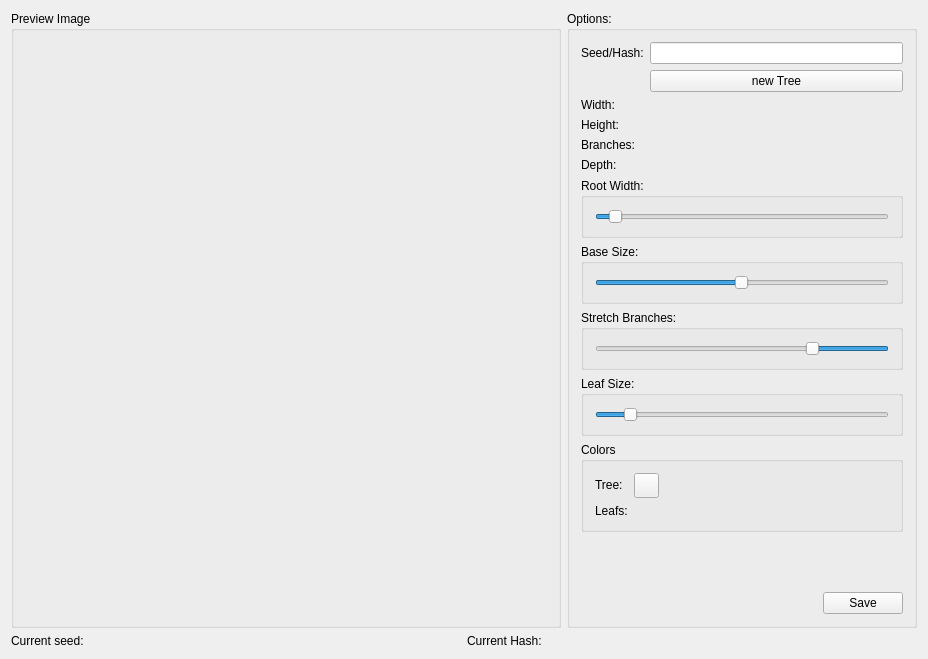
Above: FractalTree.ui from Indidev/FractalTree before the change. Below: the same form after it.
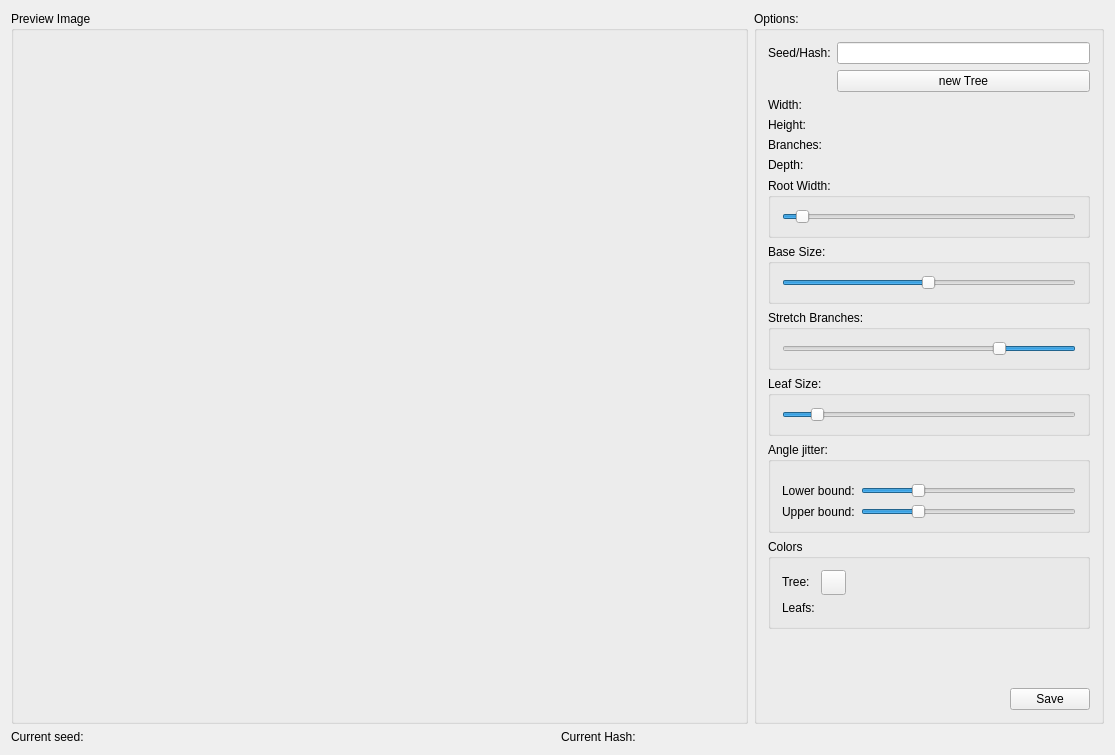
That is the form after the change. Icons and pictures are not drawn.

Commit message: added configuration option for the angles jitter.

```diff
--- a/FractalTree.ui
+++ b/FractalTree.ui
@@ -6,8 +6,8 @@
    <rect>
     <x>0</x>
     <y>0</y>
-    <width>928</width>
-    <height>659</height>
+    <width>1115</width>
+    <height>755</height>
    </rect>
   </property>
   <property name="windowTitle">
@@ -243,6 +243,62 @@
              </layout>
             </widget>
            </item>
+           <item>
+            <widget class="QGroupBox" name="groupBox_8">
+             <property name="title">
+              <string>Angle jitter:</string>
+             </property>
+             <layout class="QGridLayout" name="gridLayout_9">
+              <item row="0" column="0">
+               <layout class="QFormLayout" name="formLayout">
+                <property name="topMargin">
+                 <number>10</number>
+                </property>
+                <item row="1" column="0">
+                 <widget class="QLabel" name="label_5">
+                  <property name="text">
+                   <string>Upper bound:</string>
+                  </property>
+                 </widget>
+                </item>
+                <item row="1" column="1">
+                 <widget class="QSlider" name="upperBoundJitter">
+                  <property name="maximum">
+                   <number>400</number>
+                  </property>
+                  <property name="value">
+                   <number>100</number>
+                  </property>
+                  <property name="orientation">
+                   <enum>Qt::Horizontal</enum>
+                  </property>
+                 </widget>
+                </item>
+                <item row="0" column="0">
+                 <widget class="QLabel" name="label_11">
+                  <property name="text">
+                   <string>Lower bound:</string>
+                  </property>
+                 </widget>
+                </item>
+                <item row="0" column="1">
+                 <widget class="QSlider" name="lowerBoundJitter">
+                  <property name="maximum">
+                   <number>400</number>
+                  </property>
+                  <property name="value">
+                   <number>100</number>
+                  </property>
+                  <property name="orientation">
+                   <enum>Qt::Horizontal</enum>
+                  </property>
+                 </widget>
+                </item>
+               </layout>
+              </item>
+             </layout>
+            </widget>
+           </item>
            <item>
             <widget class="QGroupBox" name="groupBox_4">
              <property name="title">
```
The commit also changes 3 other files.
